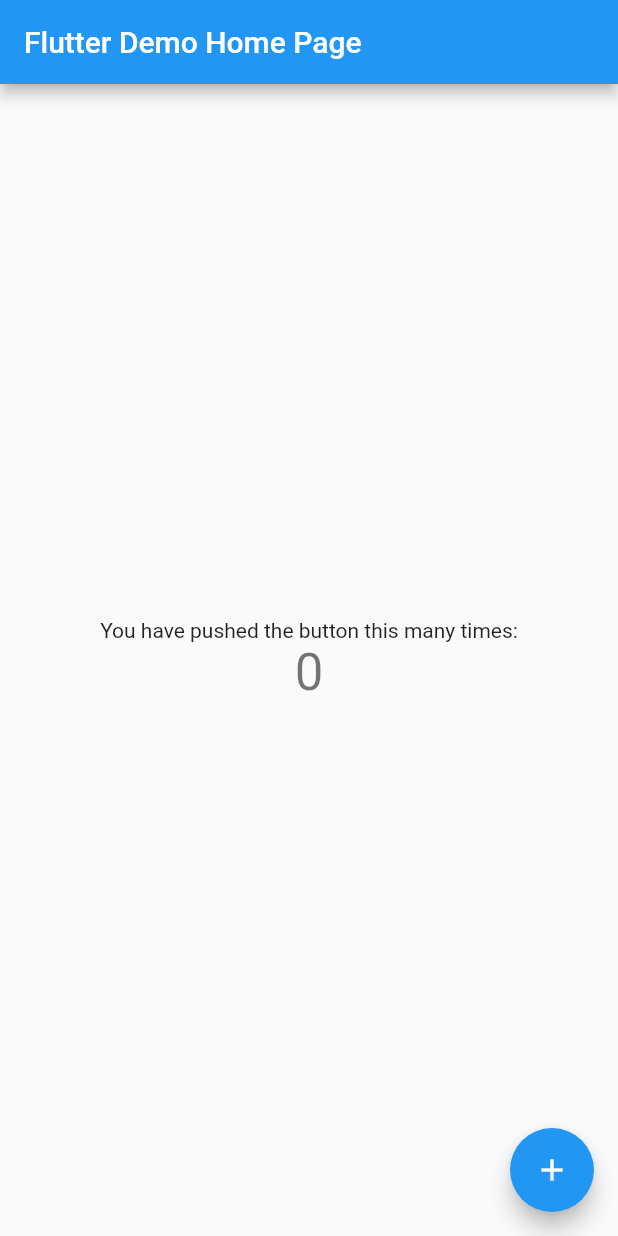
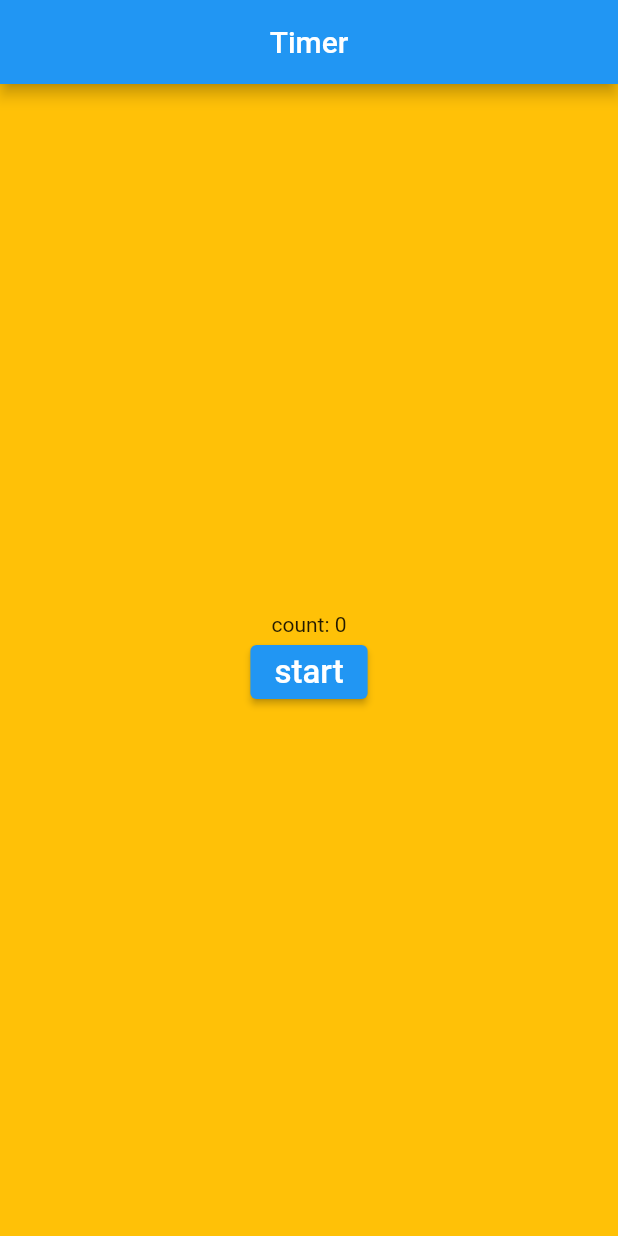
Before and after one commit to vitaliyeb/teaTimer, a Flutter app: the screen it shows after launch, on a phone screen of 412 x 824 dp. Run offline on Flutter 3.47's test engine with Material 2 defaults, Android fonts, the phone set to English and light mode, and no system bars.

Commit message:
default template

```diff
--- a/lib/main.dart
+++ b/lib/main.dart
@@ -1,4 +1,6 @@
 import 'package:flutter/material.dart';
+import 'package:flutter/foundation.dart';
+import 'dart:developer';
 
 void main() {
   runApp(const MyApp());
@@ -12,104 +14,49 @@ class MyApp extends StatelessWidget {
   Widget build(BuildContext context) {
     return MaterialApp(
       title: 'Flutter Demo',
-      theme: ThemeData(
-        // This is the theme of your application.
-        //
-        // Try running your application with "flutter run". You'll see the
-        // application has a blue toolbar. Then, without quitting the app, try
-        // changing the primarySwatch below to Colors.green and then invoke
-        // "hot reload" (press "r" in the console where you ran "flutter run",
-        // or simply save your changes to "hot reload" in a Flutter IDE).
-        // Notice that the counter didn't reset back to zero; the application
-        // is not restarted.
-        primarySwatch: Colors.blue,
-      ),
-      home: const MyHomePage(title: 'Flutter Demo Home Page'),
+      home: HomePage(),
     );
   }
 }
 
-class MyHomePage extends StatefulWidget {
-  const MyHomePage({Key? key, required this.title}) : super(key: key);
 
-  // This widget is the home page of your application. It is stateful, meaning
-  // that it has a State object (defined below) that contains fields that affect
-  // how it looks.
-
-  // This class is the configuration for the state. It holds the values (in this
-  // case the title) provided by the parent (in this case the App widget) and
-  // used by the build method of the State. Fields in a Widget subclass are
-  // always marked "final".
-
-  final String title;
-
+class HomePage extends StatefulWidget {
   @override
-  State<MyHomePage> createState() => _MyHomePageState();
+  _HomePageState createState() => _HomePageState();
 }
 
-class _MyHomePageState extends State<MyHomePage> {
-  int _counter = 0;
+class _HomePageState extends State<HomePage> {
+  int count = 0;
 
-  void _incrementCounter() {
+  _incrimnet() {
     setState(() {
-      // This call to setState tells the Flutter framework that something has
-      // changed in this State, which causes it to rerun the build method below
-      // so that the display can reflect the updated values. If we changed
-      // _counter without calling setState(), then the build method would not be
-      // called again, and so nothing would appear to happen.
-      _counter++;
+      count += 1;
     });
   }
 
   @override
-  Widget build(BuildContext context) {
-    // This method is rerun every time setState is called, for instance as done
-    // by the _incrementCounter method above.
-    //
-    // The Flutter framework has been optimized to make rerunning build methods
-    // fast, so that you can just rebuild anything that needs updating rather
-    // than having to individually change instances of widgets.
+  _HomePageState createState() => _HomePageState();
+
+  @override
+  build(BuildContext context) {
     return Scaffold(
-      appBar: AppBar(
-        // Here we take the value from the MyHomePage object that was created by
-        // the App.build method, and use it to set our appbar title.
-        title: Text(widget.title),
-      ),
-      body: Center(
-        // Center is a layout widget. It takes a single child and positions it
-        // in the middle of the parent.
-        child: Column(
-          // Column is also a layout widget. It takes a list of children and
-          // arranges them vertically. By default, it sizes itself to fit its
-          // children horizontally, and tries to be as tall as its parent.
-          //
-          // Invoke "debug painting" (press "p" in the console, choose the
-          // "Toggle Debug Paint" action from the Flutter Inspector in Android
-          // Studio, or the "Toggle Debug Paint" command in Visual Studio Code)
-          // to see the wireframe for each widget.
-          //
-          // Column has various properties to control how it sizes itself and
-          // how it positions its children. Here we use mainAxisAlignment to
-          // center the children vertically; the main axis here is the vertical
-          // axis because Columns are vertical (the cross axis would be
-          // horizontal).
-          mainAxisAlignment: MainAxisAlignment.center,
-          children: <Widget>[
-            const Text(
-              'You have pushed the button this many times:',
-            ),
-            Text(
-              '$_counter',
-              style: Theme.of(context).textTheme.headline4,
-            ),
-          ],
-        ),
-      ),
-      floatingActionButton: FloatingActionButton(
-        onPressed: _incrementCounter,
-        tooltip: 'Increment',
-        child: const Icon(Icons.add),
-      ), // This trailing comma makes auto-formatting nicer for build methods.
+      appBar: AppBar(centerTitle: true, title: Text('Timer')),
+      backgroundColor: Colors.amber,
+      body: Column(
+        mainAxisAlignment: MainAxisAlignment.center,
+        children: [
+          Text('count: ${DateTime.now().millisecond}'),
+          Row(
+            mainAxisAlignment: MainAxisAlignment.center,
+            children: [
+              ElevatedButton(
+                  onPressed: _incrimnet,
+                  child: Text('start', style: TextStyle(fontSize: 22, color: Colors.white))
+              )
+            ],
+          ),
+        ],
+      )
     );
   }
 }
```
